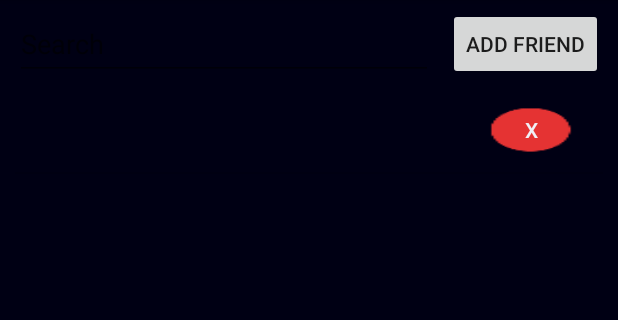
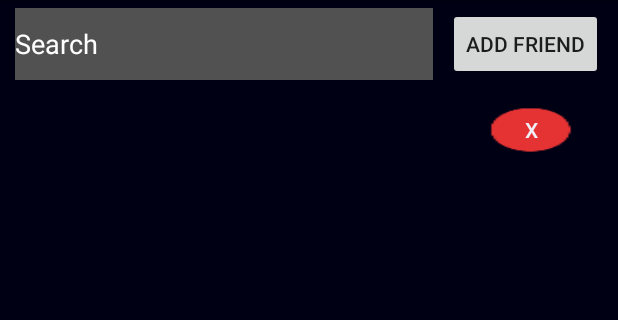
Before and after one commit to GifterHelper/GifterHelper, an Android app: the fragment UserFriendsFragment shown on its own in the app's theme, on a phone screen of 412 x 824 dp, the part 84-404 px from its top. Run offline under Robolectric (Android 15) with nearby library versions, the phone set to English and light mode, and no system bars; 3 statements that could not run were skipped.

Commit message:
Layout Changes

```diff
--- a/MyApplication/app/src/main/res/layout/user_friends_fragment.xml
+++ b/MyApplication/app/src/main/res/layout/user_friends_fragment.xml
@@ -15,6 +15,9 @@
         android:layout_marginBottom="5dp">
         <EditText
             android:hint="Search"
+            android:textColorHint="#FFFFFF"
+            android:textColor="#FFFFFF"
+            android:background="#ff515152"
             android:id="@+id/UserSearchFriend"
             android:layout_width="0dp"
             android:layout_height="match_parent"
--- a/MyApplication/app/src/main/res/layout/user_wishlist_fragment.xml
+++ b/MyApplication/app/src/main/res/layout/user_wishlist_fragment.xml
@@ -10,13 +10,15 @@
         android:layout_height="wrap_content"
         android:orientation="horizontal"
         android:layout_marginLeft="10dp"
-        android:layout_marginRight="10dp">
+        android:layout_marginRight="10dp"
+        android:layout_marginTop="5dp"
+        android:layout_marginBottom="5dp">
         <EditText
             android:hint="Search"
             android:textColorHint="#FFFFFF"
             android:id="@+id/UserWishList_search"
             android:layout_width="match_parent"
-            android:layout_height="wrap_content"
+            android:layout_height="match_parent"
             android:textColor="#FFFFFF"
             android:background="#ff515152"
             android:layout_marginLeft="10dp"
```
Also changed, not shown: 2 other files.
